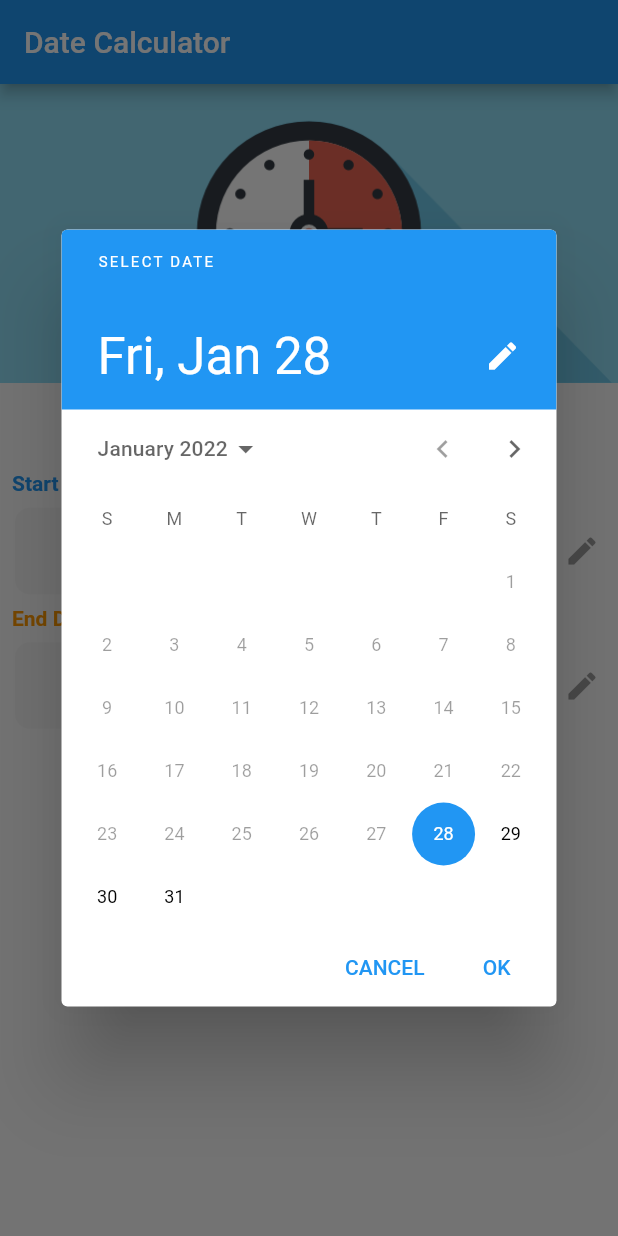
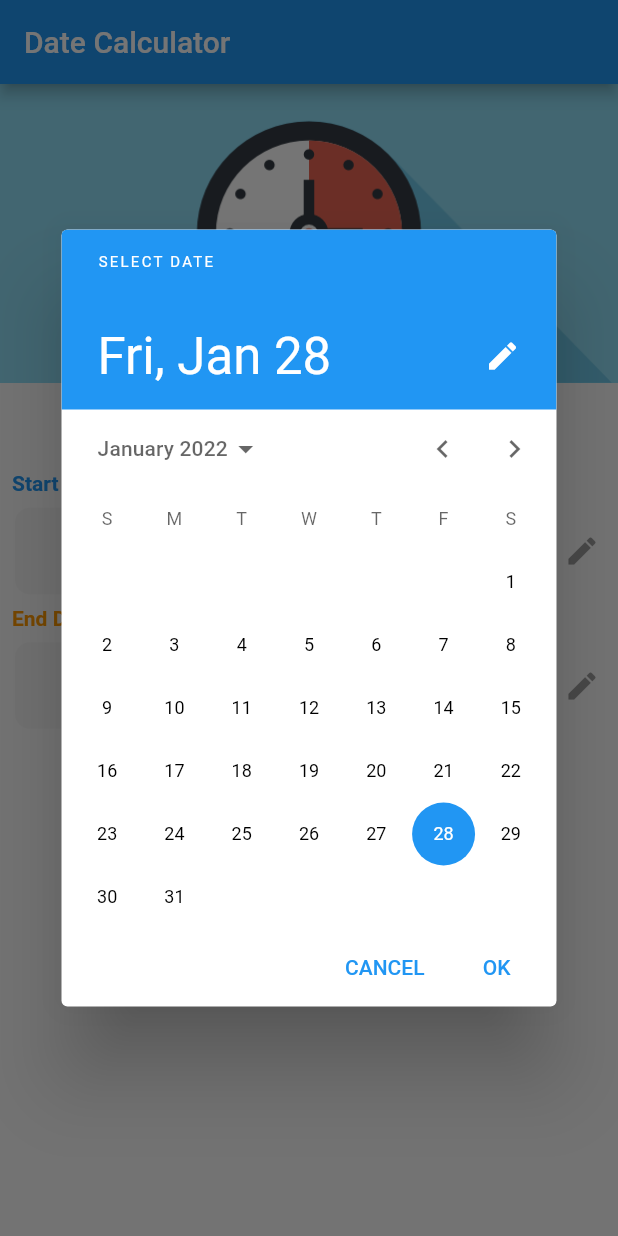
Before and after one commit to osamabuzdar/datecal, a Flutter app: the screen it shows after launch, after a tap on the "edit" icon, on a phone screen of 412 x 824 dp. Run offline on Flutter 3.47's test engine with Material 2 defaults, Android fonts, the phone set to English and light mode, and no system bars; our stand-ins replace flutter_holo_date_picker, google_fonts.

Commit message:
with initial release 28-01-2022

```diff
--- a/lib/pages/home_page.dart
+++ b/lib/pages/home_page.dart
@@ -20,7 +20,7 @@ class _HomePageState extends State<HomePage> {
     final picked = await showDatePicker(
         context: context,
         initialDate: firstDate,
-        firstDate: DateTime.now(),
+        firstDate: DateTime(1001),
         lastDate: DateTime(2101));
     if (picked != null) {
       setState(() {
--- a/pubspec.yaml
+++ b/pubspec.yaml
@@ -15,7 +15,7 @@ publish_to: 'none' # Remove this line if you wish to publish to pub.dev
 # In iOS, build-name is used as CFBundleShortVersionString while build-number used as CFBundleVersion.
 # Read more about iOS versioning at
 # https://developer.apple.com/library/archive/documentation/General/Reference/InfoPlistKeyReference/Articles/CoreFoundationKeys.html
-version: 1.0.0+1
+version: 1.0.0+3
 
 environment:
   sdk: ">=2.12.0 <3.0.0"
```
Also changed, not shown: assets/images/logo.png (added), 7 other files.
